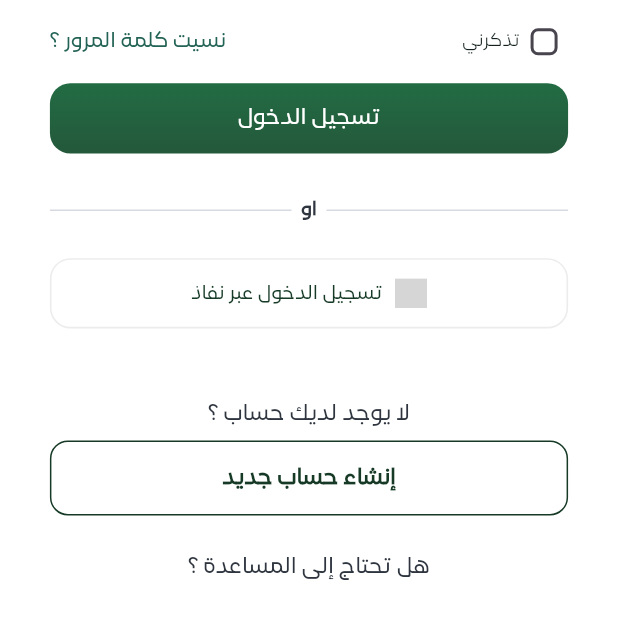
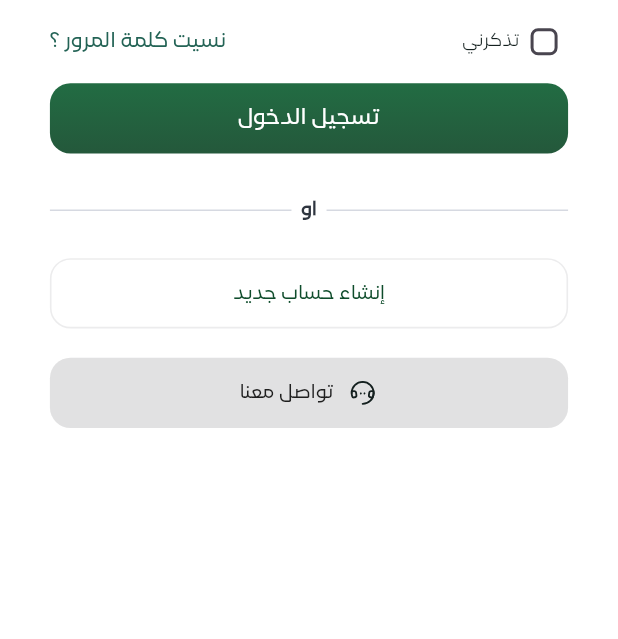
Before and after one commit to AmrHussei/falak_app, a Flutter app: the SignUpScreen screen opened by its route, after a tap on "إنشاء حساب جديد", after a tap on "تسجيل الدخول", on a phone screen of 412 x 824 dp, the part 486-1125 px from its top. Run offline on Flutter 3.47's test engine with Material 3 defaults, Android fonts, the phone set to English and light mode, and no system bars; our stand-ins replace bloc, cached_network_image, carousel_slider, chewie, dartz, device_info_plus and 31 more; missing offline and left inert: dio_cache_interceptor, media_scanner; accounts and stored records are empty; network calls fail; project files that could hold a hidden picture were left out; grey boxes are pictures that could not be loaded.

Commit message:
refactor: replace contact us widget with a standardized button
Refactors the "Contact Us" feature by replacing a custom text-based widget with a new standardized secondary button (`AppSecondaryButton`). This creates a consistent look and feel across different screens.

- **New Widget:**
  - Introduces `ContactUsButtonWidget`, which wraps `AppSecondaryButton` for easy reuse.
  - Adds a new `contactUs.svg` icon and updates asset paths.

- **Replacements:**
  - Deletes the old `ContactUsAuthWidget` and its associated icon (`contactUsIcon.svg`).
  - Replaces instances of the old widget with the new `ContactUsButtonWidget` on the `LoginScreen`, `SignUpScreen`, and `SalesAgentIntroScreen`.
  - Updates the drawer widget to use the new "Contact Us" icon.

- **Styling:**
  - Adjusts the `secondColor` in `app_colors.dart` to a darker shade of green (`#0E4C2B`).
  - Updates the progress indicator and text color in `AppSecondaryButton` to use the new `secondColor`.

```diff
--- a/lib/core/utils/app_colors.dart
+++ b/lib/core/utils/app_colors.dart
@@ -26,7 +26,7 @@ class AppColors {
 
   static Color primaryOP5(BuildContext context) => const Color(0x0D135C58);
 
-  static Color secondColor(BuildContext context) => const Color(0xff2D9C95);
+  static Color secondColor(BuildContext context) => const Color(0xff0E4C2B);
 
   static Color secondActionColor(BuildContext context) =>
       const Color(0xff0C3F82);
--- a/lib/core/utils/images.dart
+++ b/lib/core/utils/images.dart
@@ -56,7 +56,7 @@ class AppAssets {
 
   static const String app_imagesCloseSquare = "assets/app_images/close-square.svg";
 
-  static const String app_imagesContactUsIcon = "assets/app_images/contactUsIcon.svg";
+  static const String app_imagesContactUs = "assets/app_images/contactUs.svg";
 
   static const String app_imagesCopy = "assets/app_images/copy.svg";
 
--- a/lib/core/widgets/app_buttons.dart
+++ b/lib/core/widgets/app_buttons.dart
@@ -159,7 +159,7 @@ class AppSecondaryButton extends StatelessWidget {
                   child: CircularProgressIndicator(
                     strokeWidth: 2,
                     valueColor: AlwaysStoppedAnimation<Color>(
-                      AppColors.black(context),
+                      AppColors.typographyHeading(context),
                     ),
                   ),
                 ))
@@ -177,7 +177,7 @@ class AppSecondaryButton extends StatelessWidget {
                   Text(
                     text,
                     style: AppStyles.styleMedium14(context).copyWith(
-                      color: AppColors.black(context),
+                      color: AppColors.typographyHeading(context),
                     ),
                   ),
                 ],
@@ -243,7 +243,7 @@ class AppOutlinedButton extends StatelessWidget {
                   child: CircularProgressIndicator(
                     strokeWidth: 2,
                     valueColor: AlwaysStoppedAnimation<Color>(
-                      AppColors.primary(context),
+                      AppColors.secondColor(context),
                     ),
                   ),
                 ))
@@ -261,7 +261,7 @@ class AppOutlinedButton extends StatelessWidget {
                   Text(
                     text,
                     style: AppStyles.styleSemiBold14(context).copyWith(
-                      color: AppColors.primary(context),
+                      color: AppColors.secondColor(context),
                     ),
                   ),
                 ],
--- a/lib/features/auth/presentation/view/screens/sign_up_screen.dart
+++ b/lib/features/auth/presentation/view/screens/sign_up_screen.dart
@@ -1,3 +1,4 @@
+import 'package:falak/features/auth/presentation/view/widgets/login/contact_us_button_widget.dart';
 import 'package:flutter/material.dart';
 import 'package:flutter/services.dart';
 import 'package:flutter_bloc/flutter_bloc.dart';
@@ -18,7 +19,6 @@ import '../../../../../core/widgets/my_snackbar.dart';
 import '../../../../../core/widgets/text_form_field_with_title_widget.dart';
 import '../../../../paegs/presentation/view/widgets/sales_agent/stepper_widget.dart';
 import '../../view_model/auth/auth_cubit.dart';
-import '../widgets/contact_us_auth_widget.dart';
 import '../widgets/nav_to_another_screen_row.dart';
 import '../widgets/sign_up/terms_and_conditions_widget.dart';
 
@@ -27,10 +27,10 @@ class SignUpScreen extends StatelessWidget {
 
   @override
   Widget build(BuildContext context) {
-    var cubit = context.read<AuthCubit>();
     return SafeArea(
       child: Scaffold(
-        bottomSheet: ContactUsAuthWidget(),
+        bottomSheet:             const ContactUsButtonWidget(),
+
         backgroundColor: AppColors.white(context),
         appBar: CoustomAppBarWidget(),
         body: AdaptiveLayout(
--- a/lib/features/auth/presentation/view/widgets/contact_us_auth_widget.dart
+++ /dev/null
@@ -1,38 +0,0 @@
-import 'package:flutter/material.dart';
-import 'package:flutter_screenutil/flutter_screenutil.dart';
-import 'package:falak/core/utils/media_query_values.dart';
-
-import '../../../../../config/routes/app_routes.dart';
-import '../../../../../core/utils/app_colors.dart';
-import '../../../../../core/utils/app_styles.dart';
-
-class ContactUsAuthWidget extends StatelessWidget {
-  const ContactUsAuthWidget({
-    super.key,
-  });
-
-  @override
-  Widget build(BuildContext context) {
-    return GestureDetector(
-      onTap: () {
-        context.navigateTo(Routes.contactUsScreen);
-      },
-      child: Container(
-        color: AppColors.white(context),
-        height: 30,
-        width: 1.sw,
-        child: Row(
-          mainAxisAlignment: MainAxisAlignment.center,
-          children: [
-            Text(
-              'هل تحتاج إلى المساعدة ؟',
-              style: AppStyles.styleMedium16(context).copyWith(
-                color: AppColors.typographyBody(context),
-              ),
-            ),
-          ],
-        ),
-      ),
-    );
-  }
-}
--- /dev/null
+++ b/lib/features/auth/presentation/view/widgets/login/contact_us_button_widget.dart
@@ -0,0 +1,20 @@
+import 'package:falak/config/routes/app_routes.dart';
+import 'package:falak/core/utils/images.dart';
+import 'package:falak/core/utils/media_query_values.dart';
+import 'package:falak/core/widgets/app_buttons.dart';
+import 'package:flutter/material.dart';
+
+class ContactUsButtonWidget extends StatelessWidget {
+  const ContactUsButtonWidget({super.key});
+
+  @override
+  Widget build(BuildContext context) {
+    return AppSecondaryButton(
+      onPressed: () {
+        context.navigateTo(Routes.contactUsScreen);
+      },
+      text: 'تواصل معنا',
+      icon: AppAssets.app_imagesContactUs,
+    );
+  }
+}
--- a/lib/features/auth/presentation/view/widgets/login/login_mobile_layout_widget.dart
+++ b/lib/features/auth/presentation/view/widgets/login/login_mobile_layout_widget.dart
@@ -1,3 +1,4 @@
+import 'package:falak/features/auth/presentation/view/widgets/login/contact_us_button_widget.dart';
 import 'package:falak/features/auth/presentation/view/widgets/steps_widget.dart';
 import 'package:flutter/material.dart';
 import 'package:flutter/services.dart';
@@ -6,7 +7,6 @@ import 'package:flutter_screenutil/flutter_screenutil.dart';
 import 'package:lottie/lottie.dart';
 import 'package:falak/core/utils/app_colors.dart';
 import 'package:falak/core/utils/app_styles.dart';
-import 'package:falak/core/utils/images.dart';
 import 'package:falak/core/utils/media_query_values.dart';
 import 'package:falak/features/auth/presentation/view/widgets/login/login_password_widget.dart';
 
@@ -18,8 +18,6 @@ import '../../../../../../core/widgets/text_form_field_with_title_widget.dart';
 import '../../../../../../core/widgets/app_buttons.dart';
 import '../../../view_model/auth/auth_cubit.dart';
 import '../auth_app_logo_widget.dart';
-import '../contact_us_auth_widget.dart';
-import '../nav_to_another_screen_row.dart';
 
 class LoginMobileLayoutWidget extends StatelessWidget {
   const LoginMobileLayoutWidget({super.key, required this.currentStep});
@@ -111,20 +109,14 @@ class LoginMobileLayoutWidget extends StatelessWidget {
             ),
             24.verticalSpace,
             AppOutlinedButton(
-              onPressed: () {},
-              text: 'تسجيل الدخول عبر نفاذ',
-              icon: AppAssets.app_imagesNafathLogo,
-            ),
-            48.verticalSpace,
-            NavToAnotherScreenRow(
-              onTap: () {
+              onPressed: () {
                 context.navigateTo(Routes.signUpScreen);
               },
-              text1: 'لا يوجد لديك حساب ؟',
-              text2: 'إنشاء حساب جديد',
+              text: 'إنشاء حساب جديد',
             ),
             20.verticalSpace,
-            ContactUsAuthWidget(),
+            const ContactUsButtonWidget(),
+            20.verticalSpace,
           ],
         ),
       ),
--- a/lib/features/home/presentation/view/widgets/home/drawer_widget.dart
+++ b/lib/features/home/presentation/view/widgets/home/drawer_widget.dart
@@ -68,7 +68,7 @@ class _DrawerWidgetState extends State<DrawerWidget> {
         },
       {
         'text': 'تواصل معنا',
-        'image': AppAssets.app_imagesContactUsIcon,
+        'image': AppAssets.app_imagesContactUs,
         'onTap': () {
           context.navigateTo(Routes.contactUsScreen);
         },
--- a/lib/features/paegs/presentation/view/screens/sales_agent/sales_agent_intro_screen.dart
+++ b/lib/features/paegs/presentation/view/screens/sales_agent/sales_agent_intro_screen.dart
@@ -1,3 +1,4 @@
+import 'package:falak/features/auth/presentation/view/widgets/login/contact_us_button_widget.dart';
 import 'package:flutter/material.dart';
 import 'package:falak/config/routes/app_routes.dart';
 import 'package:falak/core/utils/media_query_values.dart';
@@ -6,7 +7,6 @@ import '../../../../../../core/utils/app_colors.dart';
 import '../../../../../../core/utils/app_strings.dart';
 import '../../../../../../core/utils/app_styles.dart';
 import '../../../../../../core/widgets/coustom_app_bar_widget.dart';
-import '../../../../../auth/presentation/view/widgets/contact_us_auth_widget.dart';
 
 class SalesAgentIntroScreen extends StatelessWidget {
   const SalesAgentIntroScreen({super.key});
@@ -40,31 +40,27 @@ class SalesAgentIntroScreen extends StatelessWidget {
                   ),
                 ],
               ),
-              SizedBox(
-                height: 24,
-              ),
+              SizedBox(height: 24),
               Text(
                 AppStrings.salesAgentIntroText,
-                style: AppStyles.styleMedium16(context).copyWith(
-                  color: AppColors.typographySubTitle(context),
-                ),
+                style: AppStyles.styleMedium16(
+                  context,
+                ).copyWith(color: AppColors.typographySubTitle(context)),
               ),
-              SizedBox(
-                height: 44,
-              ),
+              SizedBox(height: 44),
               ElevatedButton(
                 onPressed: () {
                   context.navigateTo(Routes.addSalesAgent);
                 },
                 child: Text(
                   'انضم إلينا',
-                  style: AppStyles.styleMedium18(context).copyWith(
-                    color: AppColors.white(context),
-                  ),
+                  style: AppStyles.styleMedium18(
+                    context,
+                  ).copyWith(color: AppColors.white(context)),
                 ),
               ),
               Spacer(),
-              ContactUsAuthWidget(),
+              const ContactUsButtonWidget(),
             ],
           ),
         ),
```
Also changed, not shown: assets/app_images/contactUs.svg (added), assets/app_images/contactUsIcon.svg (deleted).
